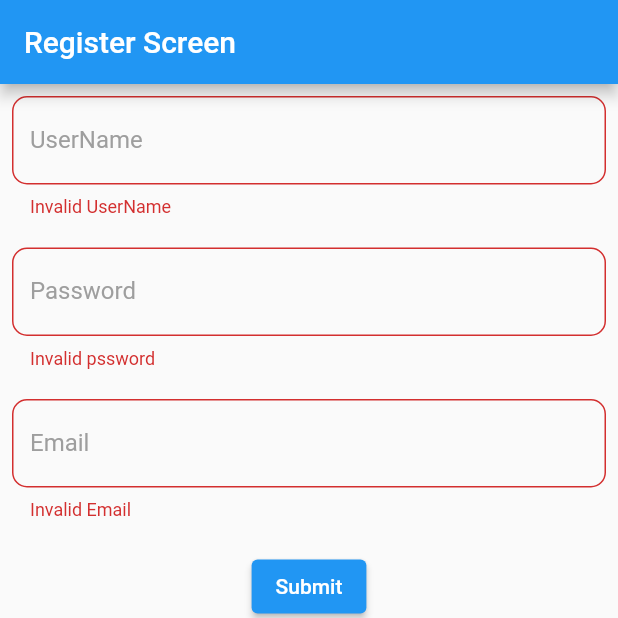
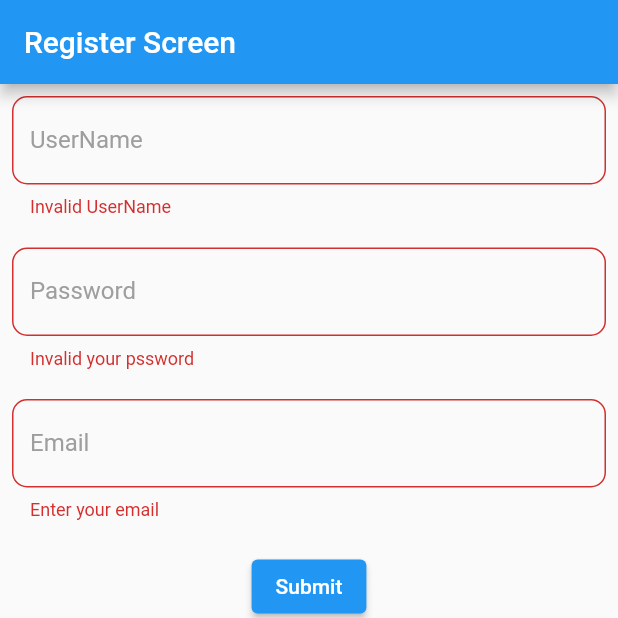
Before and after one commit to Pramod800/movie_application, a Flutter app: the screen it shows after launch, after a tap on "Submit", on a phone screen of 412 x 824 dp, the top half of it. Run offline on Flutter 3.47's test engine with Material 2 defaults, Android fonts, the phone set to English and light mode, and no system bars; our stand-ins replace auto_route, bloc, cached_network_image, dio, equatable, flutter_bloc and 3 more; accounts and stored records are empty; Roboto replaces fonts that are missing (verdana_regular).

```diff
--- a/lib/features/movies/data/models/movie_models.dart
+++ b/lib/features/movies/data/models/movie_models.dart
@@ -1,7 +1,8 @@
 import 'package:hive/hive.dart';
+part 'movie_models.g.dart';
 
 
-@HiveType(typeId: 0, adapterName: 'MovieCardAdapter')
+@HiveType(typeId: 1, adapterName: 'MovieCardAdapter')
 class MovieCardModel {
   MovieCardModel({
     required this.adult,
--- a/lib/features/movies/presentation/screens/registerScreen.dart
+++ b/lib/features/movies/presentation/screens/registerScreen.dart
@@ -46,7 +46,10 @@ class _RegisterScreenState extends State<RegisterScreen> {
                   labelText: 'Password',
                   validator: (value) {
                     if (value == null || value.isEmpty) {
-                      return 'Invalid pssword ';
+                      return 'Invalid your pssword ';
+                    }
+                    if (!RegExp(r"^[a-z.A-Z]").hasMatch(value)) {
+                      return "Please enter a valid email address";
                     }
                     return null;
                   },
@@ -61,11 +64,14 @@ class _RegisterScreenState extends State<RegisterScreen> {
                   labelText: 'Email',
                   validator: (value) {
                     if (value == null || value.isEmpty) {
-                      return 'Invalid Email';
+                      return 'Enter your email';
                     }
-                    if (!RegExp(r'\S+@\S+\.\S+').hasMatch(value)) {
-                      return "Please enter a valid email address";
-                    }
+                    // if (!RegExp(
+                    //         r"^[a-zA-Z0-9.a-zA-Z0-9.!#$%&'*+-/=?^_`{|}~]+@[a-zA-Z0-9]+\.[a-zA-Z]+")
+                    //     .hasMatch(value)) {
+                    //   return "Please enter a valid email address";
+                    // }
+
                     return null;
                   },
                 ),
```
Also changed, not shown: lib/features/movies/data/models/movie_models.g.dart (added).
